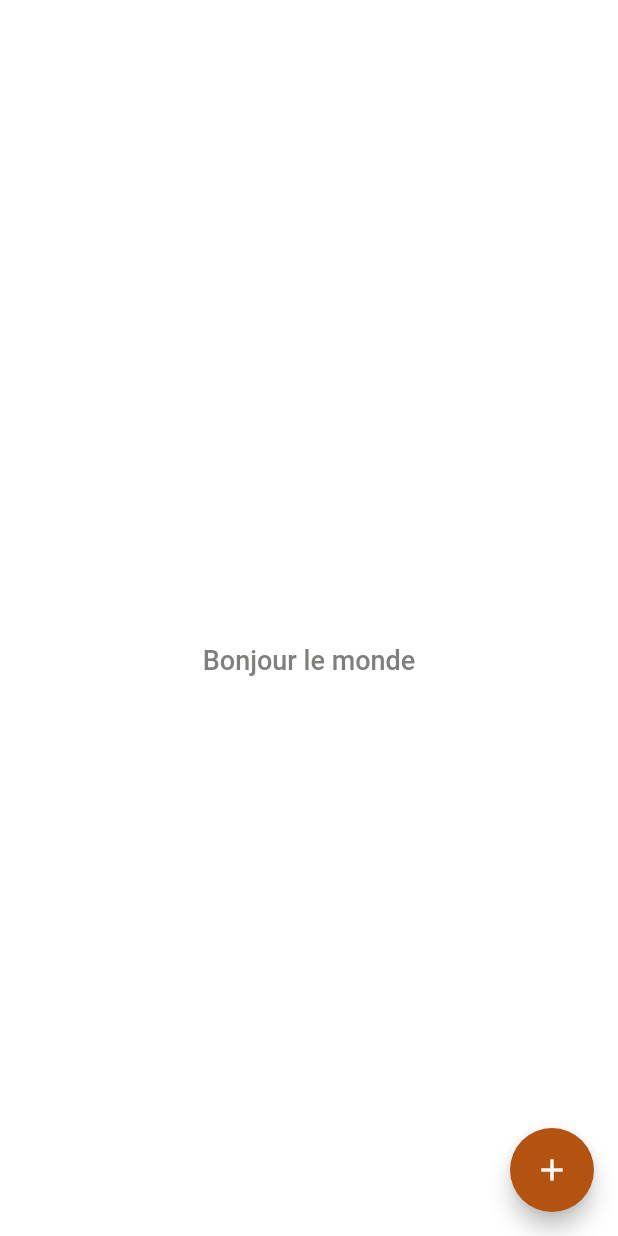
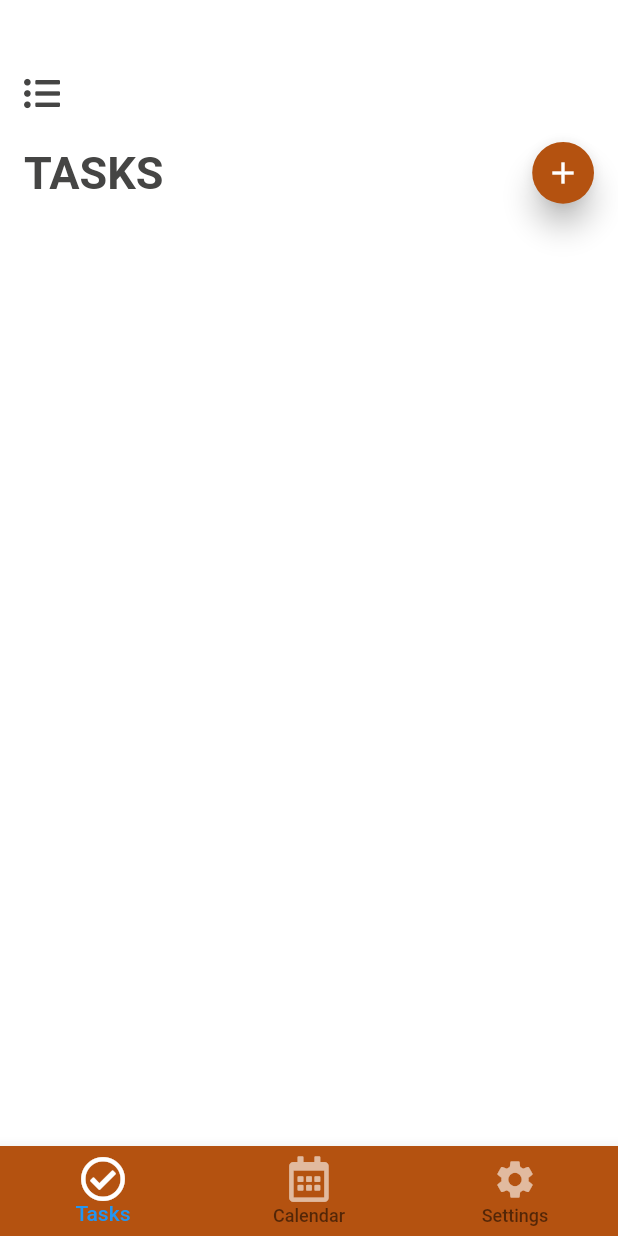
Before and after one commit to boriskamtou/flutter_sqlite, a Flutter app: the screen it shows after launch, on a phone screen of 412 x 824 dp. Run offline on Flutter 3.47's test engine with Material 2 defaults, Android fonts, the phone set to English and light mode, and no system bars; our stand-ins replace font_awesome_flutter.

Commit message:
adding bottom navigation bar

```diff
--- a/lib/home_screen/home_screen.dart
+++ b/lib/home_screen/home_screen.dart
@@ -1,20 +1,94 @@
 import 'package:flutter/material.dart';
 
+import 'package:font_awesome_flutter/font_awesome_flutter.dart';
 
 class Home extends StatelessWidget {
   @override
   Widget build(BuildContext context) {
+    var height = MediaQuery.of(context).size.height;
+    var width = MediaQuery.of(context).size.width;
+
     return Scaffold(
       backgroundColor: Colors.white,
-      appBar: AppBar(),
-      body: Container(
-        child: Center(child: Text('Bonjour le monde'),),
+      body: Padding(
+        padding: const EdgeInsets.only(top: 50, left: 16, right: 16),
+        child: Container(
+          child: Column(
+            crossAxisAlignment: CrossAxisAlignment.start,
+            children: <Widget>[
+              Icon(
+                FontAwesomeIcons.listUl,
+                color: Color(0xFF454544),
+                size: 24,
+              ),
+              Row(
+                mainAxisAlignment: MainAxisAlignment.spaceBetween,
+                children: <Widget>[
+                  Text(
+                    'TASKS',
+                    style: Theme.of(context).textTheme.title,
+                  ),
+                  Container(
+                    height: height * .1,
+                    width: width * .1,
+
+                    child: FloatingActionButton(
+                      elevation: 8,
+                      child: Icon(Icons.add),
+                      onPressed: (){
+
+                      },
+                    ),
+                  )
+                ],
+              ),
+            ],
+          ),
+        ),
       ),
-      floatingActionButton: FloatingActionButton(
-        child: Icon(Icons.add),
-        onPressed: (){
-
-        },
+      bottomNavigationBar: BottomNavigationBar(
+        backgroundColor: Theme.of(context).primaryColor,
+        items: [
+          BottomNavigationBarItem(
+            icon: Icon(
+              FontAwesomeIcons.checkCircle,
+              color: Theme.of(context).iconTheme.color,
+              size: 30,
+            ),
+            title: Text(
+              'Tasks',
+              style: TextStyle(
+                color: Colors.white,
+              ),
+            ),
+          ),
+          BottomNavigationBarItem(
+            icon: Icon(
+              FontAwesomeIcons.calendarAlt,
+              color: Theme.of(context).iconTheme.color.withOpacity(0.6),
+              size: 30,
+            ),
+            title: Text(
+              'Calendar',
+              style: TextStyle(
+                color: Colors.white,
+              ),
+            ),
+          ),
+          BottomNavigationBarItem(
+            icon: Icon(
+              Icons.settings,
+              color: Theme.of(context).iconTheme.color.withOpacity(0.6),
+              size: 30,
+            ),
+            title: Text(
+              'Settings',
+              style: TextStyle(
+                color: Colors.white,
+              ),
+            ),
+          ),
+        ],
       ),
     );
   }
--- a/lib/main.dart
+++ b/lib/main.dart
@@ -15,15 +15,23 @@ class MyApp extends StatelessWidget {
         accentColor: Color(0xFFB45210),
         appBarTheme: AppBarTheme(elevation: 0, color: Colors.white),
         textTheme: TextTheme(
+          title: TextStyle(
+            fontSize: 30,
+            color: Color(0xFF454544),
+            fontWeight: FontWeight.bold,
+          ),
           headline: TextStyle(
             fontSize: 22,
             color: Color(0xFF454544),
             fontWeight: FontWeight.bold,
           ),
           body1: TextStyle(
-            fontSize: 18,
+            fontSize: 20,
             color: Color(0xFF7F7F7D),
           ),
+        ),
+        iconTheme: IconThemeData(
+          color: Colors.white,
         ),
         fontFamily: 'Roboto',
       ),
```
Also changed, not shown: pubspec.yaml (+2 -22 lines), pubspec.lock.
